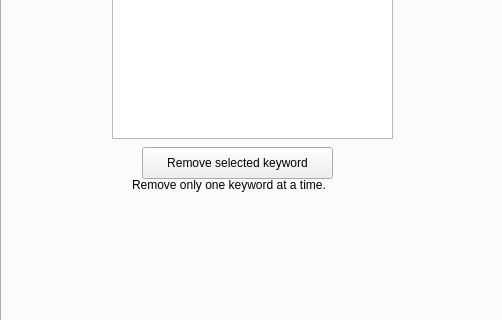
Above: GUIComponents/Scraper.ui from dfgrisales5078/HSI-Web-Scraper before the change; both pictures show x 0 to 502 and y 259 to 579 of the 953 by 579 pixel window. Below: the same form after it.
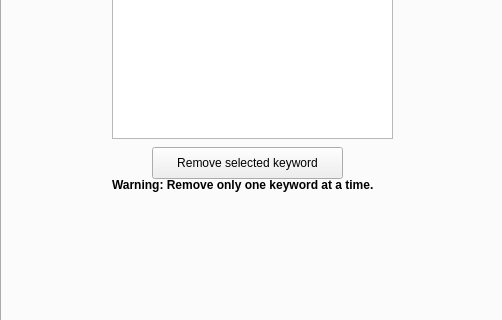
That is the form after the change. The open tabs and pages were chosen to show the change.

```diff
--- a/GUIComponents/Scraper.ui
+++ b/GUIComponents/Scraper.ui
@@ -344,7 +344,7 @@
     <widget class="QPushButton" name="removeKeywordButton">
      <property name="geometry">
       <rect>
-       <x>140</x>
+       <x>150</x>
        <y>380</y>
        <width>191</width>
        <height>32</height>
@@ -422,14 +422,19 @@
     <widget class="QLabel" name="label_2">
      <property name="geometry">
       <rect>
-       <x>130</x>
+       <x>110</x>
        <y>410</y>
-       <width>231</width>
+       <width>301</width>
        <height>16</height>
       </rect>
      </property>
+     <property name="font">
+      <font>
+       <bold>true</bold>
+      </font>
+     </property>
      <property name="text">
-      <string>Remove only one keyword at a time.</string>
+      <string>Warning: Remove only one keyword at a time.</string>
      </property>
     </widget>
    </widget>
```
Left out of the diff: 2 changed lines with no effect on the pictures.
